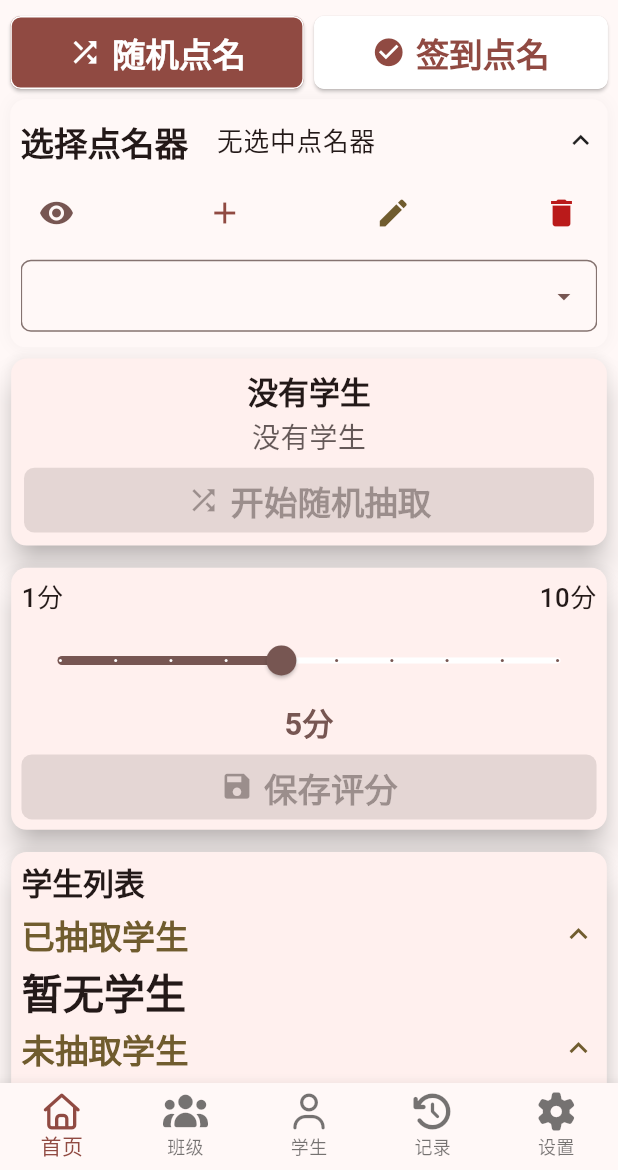
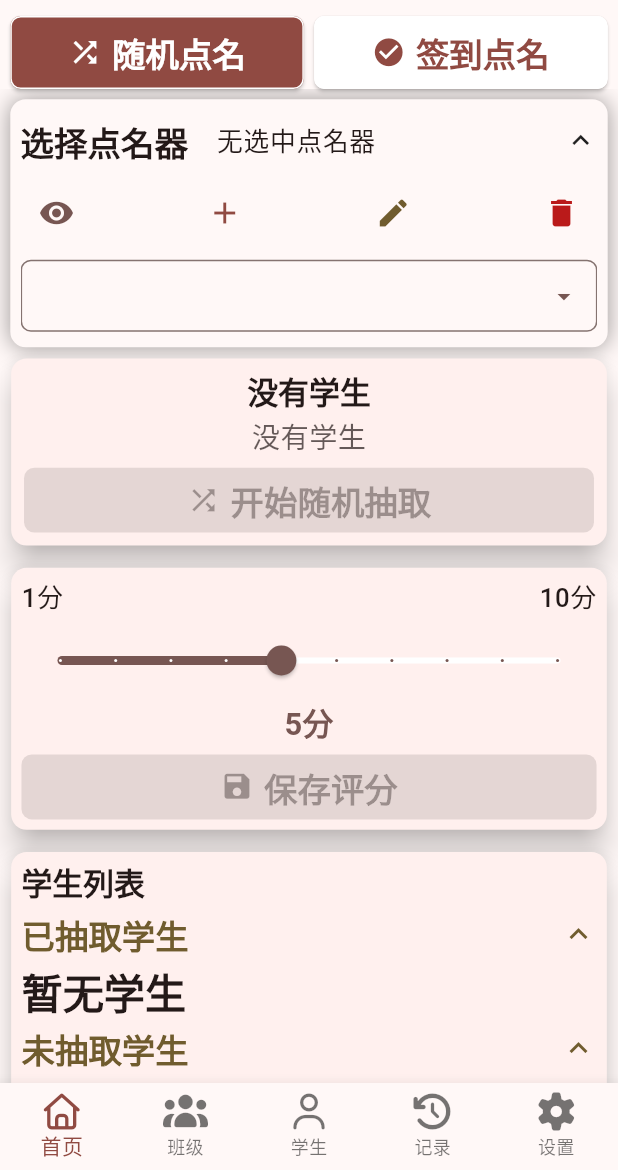
Before and after one commit to ieeningnwq/rollcaller, a Flutter app: the screen it shows after launch, on a phone screen of 412 x 824 dp, the part 66-1236 px from its top. Run offline on Flutter 3.47's test engine with Material 3 defaults, Android fonts, the phone set to English and light mode, and no system bars; our stand-ins replace dio, file_picker, flutter_screenutil, flutter_secure_storage, fluttertoast, font_awesome_flutter and 3 more; missing offline and left inert: excel, webdav_client; accounts and stored records are empty.

Commit message:
修改随机点名也

```diff
--- a/lib/pages/random_call_page.dart
+++ b/lib/pages/random_call_page.dart
@@ -312,8 +312,8 @@ class _RandomCallPageState extends State<RandomCallPage>
           color: Theme.of(context).colorScheme.surface,
           boxShadow: [
             BoxShadow(
-              color: Colors.black.withAlpha(10),
-              blurRadius: 10.0.r,
+              color: Theme.of(context).colorScheme.shadow.withAlpha(100),
+              blurRadius: 15.0.r,
             ),
           ],
         ),
```
